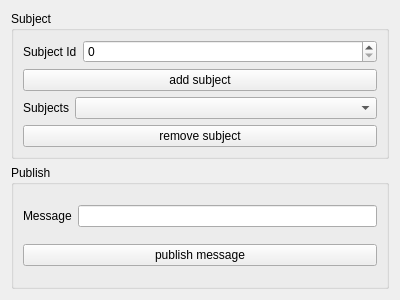
Old version of the form Demo/publisher.ui in the repository 3gbywork/QtSignalSlotManager.
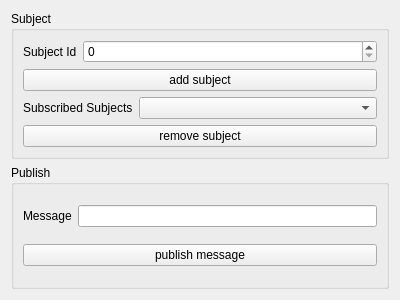
New version of the form.

```diff
--- a/Demo/publisher.ui
+++ b/Demo/publisher.ui
@@ -60,7 +60,7 @@
              </sizepolicy>
             </property>
             <property name="text">
-             <string>Subjects</string>
+             <string>Subscribed Subjects</string>
             </property>
            </widget>
           </item>
```
